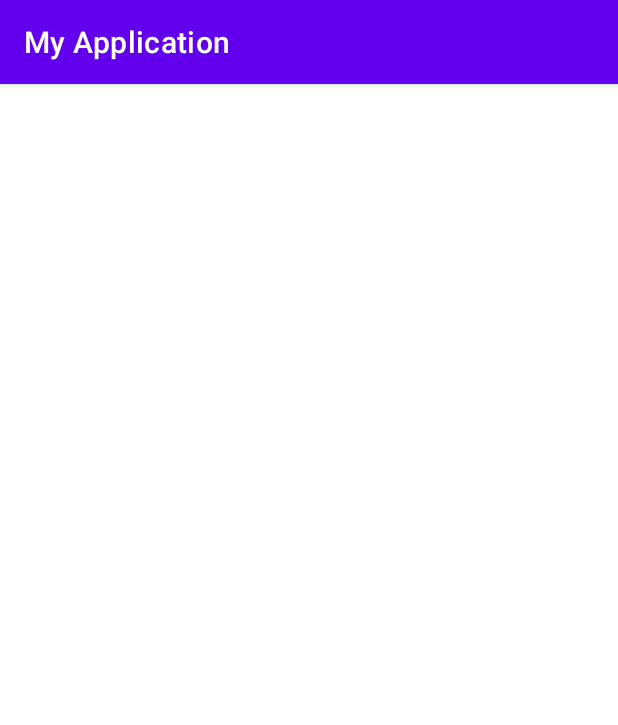
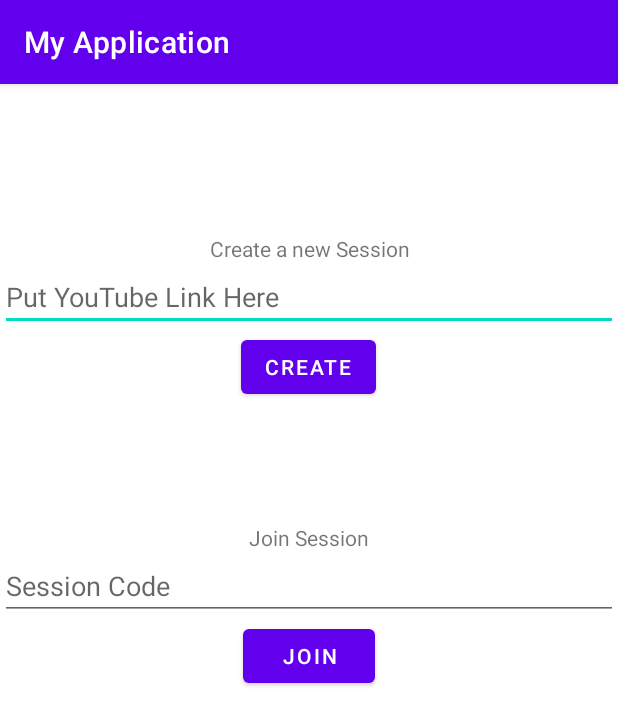
Before and after one commit to Acidrai0/SyncTube, an Android app: the ConnectionActivity screen opened directly, with no data from a screen before it, on a phone screen of 412 x 824 dp. Shown: the top 725 px of the screen. Run offline under Robolectric (Android 15) with nearby library versions, the phone set to English and light mode, and no system bars.

Commit message:
Update seekingTime on Pause
Update the seekingTime when a user pauses the video

```diff
--- a/app/src/main/java/com/example/myapplication/MainActivity.kt
+++ b/app/src/main/java/com/example/myapplication/MainActivity.kt
@@ -193,12 +193,18 @@ class MainActivity : AppCompatActivity() {
 
             }
 
+            var currentSecond = 0
+            override fun onCurrentSecond(youTubePlayer: YouTubePlayer, second: Float) {
+                currentSecond = second.toInt()
+            }
+
             override fun onStateChange(youTubePlayer: YouTubePlayer, state: PlayerConstants.PlayerState) {
                 stateOfPlayer.text = state.toString()
                 if(state == PlayerConstants.PlayerState.PLAYING){
                     myRef.child("session1").child("videoState").setValue(state.toString())
                 }else if (state == PlayerConstants.PlayerState.PAUSED){
                     myRef.child("session1").child("videoState").setValue(state.toString())
+                    myRef.child("session1").child("seekingTime").setValue(currentSecond.toString())
                 }else if(state == PlayerConstants.PlayerState.UNSTARTED){
                     myRef.child("session1").child("videoState").setValue(state.toString())
                 }
--- a/app/src/main/res/layout/activity_connection.xml
+++ b/app/src/main/res/layout/activity_connection.xml
@@ -4,6 +4,68 @@
     xmlns:tools="http://schemas.android.com/tools"
     android:layout_width="match_parent"
     android:layout_height="match_parent"
+    android:orientation="vertical"
     tools:context=".ConnectionActivity">
 
+    <Space
+        android:layout_width="match_parent"
+        android:layout_height="100dp"
+        />
+
+    <LinearLayout
+        android:layout_width="match_parent"
+        android:layout_height="wrap_content"
+        android:orientation="vertical"
+        android:gravity="center">
+
+        <TextView
+            android:layout_width="wrap_content"
+            android:layout_height="wrap_content"
+            android:text="Create a new Session"
+            android:gravity="center"/>
+
+        <EditText
+            android:layout_width="match_parent"
+            android:layout_height="wrap_content"
+            android:hint="Put YouTube Link Here"
+            />
+
+        <Button
+            android:layout_width="wrap_content"
+            android:layout_height="wrap_content"
+            android:text="Create"
+            android:gravity="center"/>
+
+    </LinearLayout>
+
+    <Space
+        android:layout_width="match_parent"
+        android:layout_height="80dp"
+        />
+
+
+    <LinearLayout
+        android:layout_width="match_parent"
+        android:layout_height="wrap_content"
+        android:orientation="vertical"
+        android:gravity="center">
+
+        <TextView
+            android:layout_width="wrap_content"
+            android:layout_height="wrap_content"
+            android:text="Join Session"
+            android:gravity="center"/>
+
+        <EditText
+            android:layout_width="match_parent"
+        android:layout_height="wrap_content"
+            android:hint="Session Code"/>
+
+        <Button
+            android:layout_width="wrap_content"
+            android:layout_height="wrap_content"
+            android:text="Join"
+            android:gravity="center"/>
+    </LinearLayout>
+
 </LinearLayout>
```
